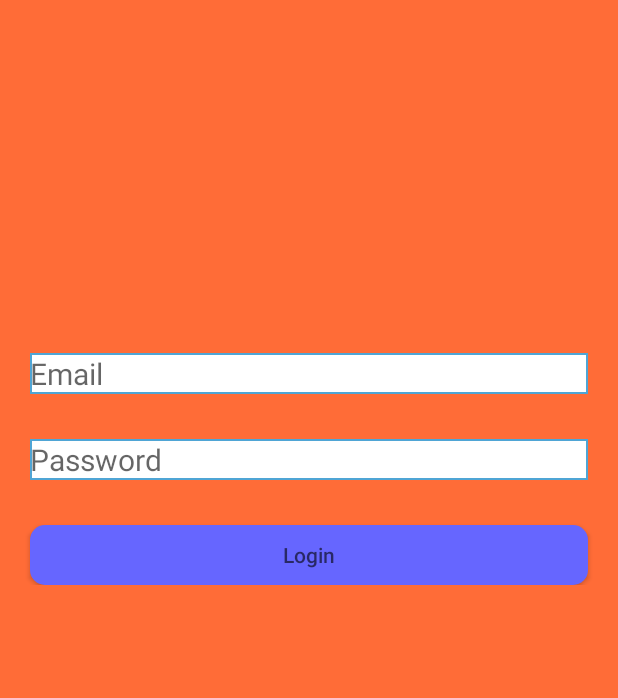
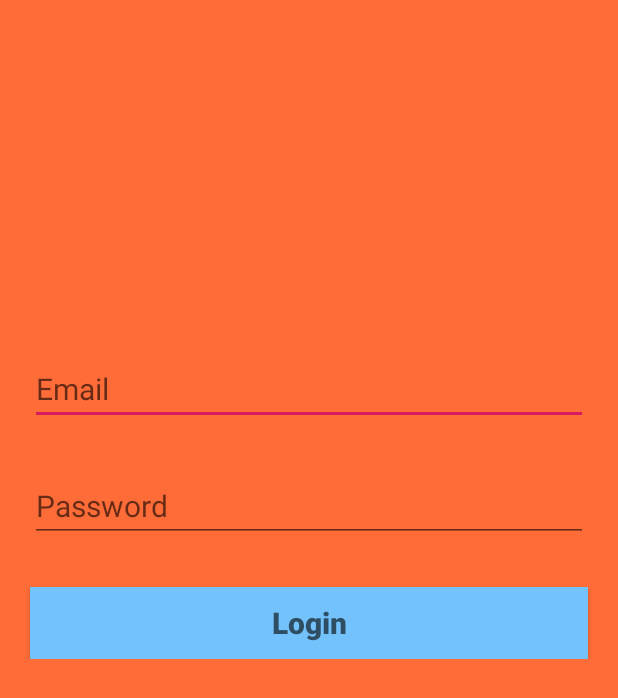
Before and after one commit to indratamagiri/ProjectHCI, an Android app: the screen it shows after launch (MainActivity), on a phone screen of 412 x 824 dp. Shown: the top 698 px of the screen. Run offline under Robolectric (Android 15) with nearby library versions, the phone set to English and light mode, and no system bars.

```diff
--- a/app/src/main/res/layout/activity_main.xml
+++ b/app/src/main/res/layout/activity_main.xml
@@ -27,10 +27,10 @@
            android:layout_marginStart="10dp"
            android:layout_marginTop="60dp"
            android:layout_marginEnd="10dp"
-           android:background="@drawable/back"
            android:hint="Email"
            android:textSize="20dp"
            android:inputType="textEmailAddress"
+           android:textColor="@color/White"
            />
 
        <EditText
@@ -40,7 +40,7 @@
            android:layout_marginStart="10dp"
            android:layout_marginTop="30dp"
            android:layout_marginEnd="10dp"
-           android:background="@drawable/back"
+           android:textColor="@color/White"
            android:hint="Password"
            android:textSize="20dp"
            android:inputType="textPassword"
@@ -49,12 +49,15 @@
        <Button
            android:id="@+id/btnLogin"
            android:layout_width="match_parent"
-           android:layout_height="40dp"
+           android:layout_height="wrap_content"
            android:layout_marginStart="10dp"
            android:layout_marginTop="30dp"
            android:layout_marginEnd="10dp"
            android:hint="Login"
-           android:background = "@drawable/roundedbutton"
+           android:textSize="20dp"
+           android:textStyle="bold"
+           android:textColor="@color/black"
+           android:background="@color/BlueMaya"
            />
 
    </LinearLayout>
--- a/app/src/main/res/values/colors.xml
+++ b/app/src/main/res/values/colors.xml
@@ -7,4 +7,5 @@
     <color name="secondaryBackground">#FF7F50</color>
     <color name="White">#FFFFFF</color>
     <color name="BlueMaya">#73C2FB</color>
+    <color name="black">#000000</color>
 </resources>
```
Also changed, not shown: app/src/main/java/com/example/madeg/projecthci/HomeActivity.java (+31 -2 lines), app/src/main/res/layout/activity_home.xml (+4 -4 lines).
